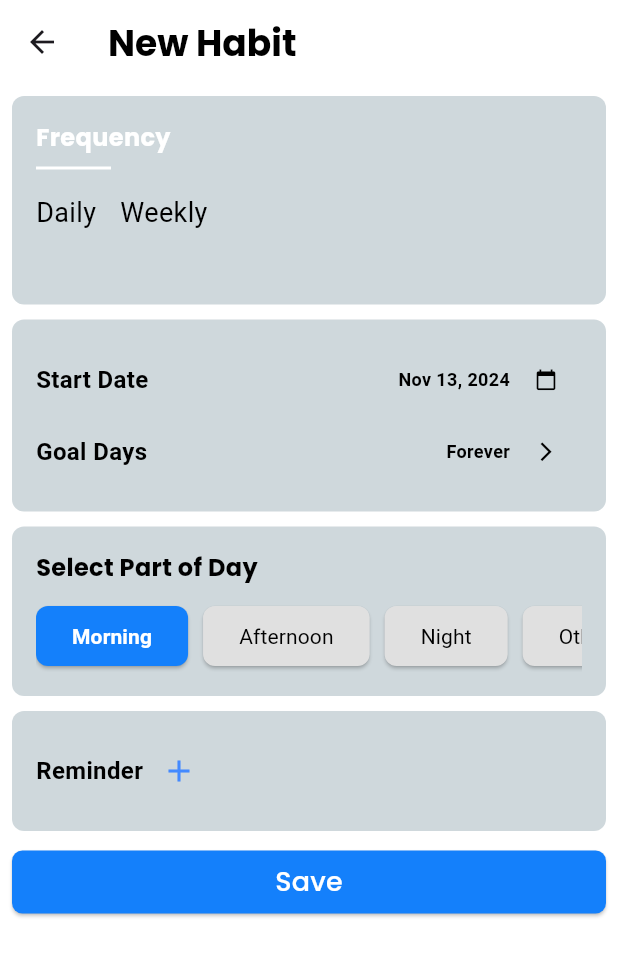
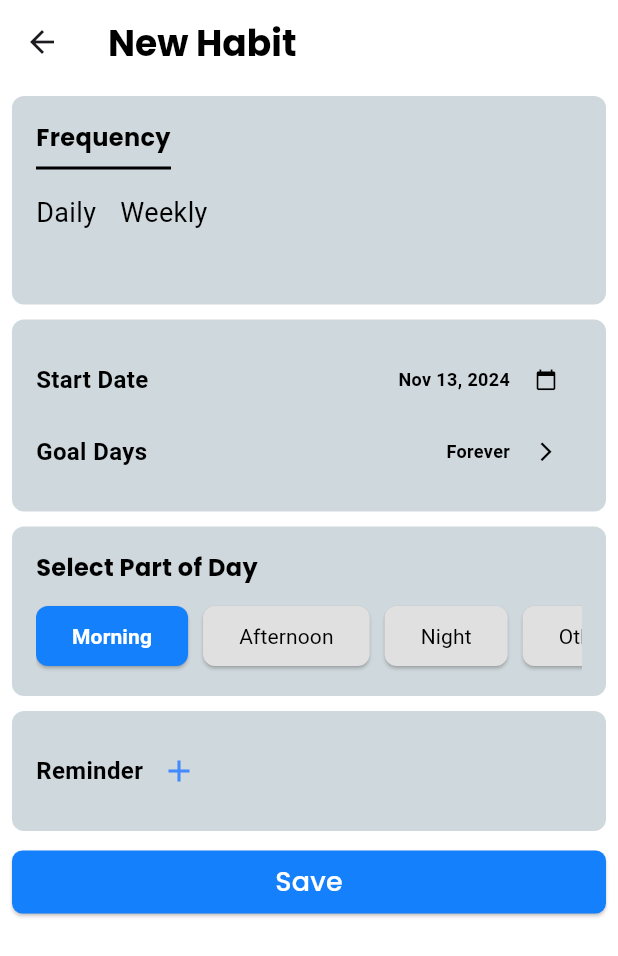
Before and after one commit to Rabeeheee/Track, a Flutter app: the AddHabitReminder screen opened directly with empty values, on a phone screen of 412 x 824 dp. Shown: the top 956 px of the screen. Run offline on Flutter 3.47's test engine with Material 3 defaults, Android fonts, the phone set to English and light mode, and no system bars; our stand-ins replace fl_chart, flutter_local_notifications, font_awesome_flutter, hive, hive_flutter, image_picker and 6 more; missing offline and left inert: iconify_flutter; accounts and stored records are empty.

Commit message:
completed fully

```diff
--- a/lib/pages/widgets/Add_Habit/section_title.dart
+++ b/lib/pages/widgets/Add_Habit/section_title.dart
@@ -25,14 +25,14 @@ class SectionTitleWidget extends StatelessWidget {
             fontSize: 16,
             fontFamily: 'Fonts',
             fontWeight: FontWeight.bold,
-            color: isSelected ? Colors.blue : Colors.white,
+            color: themeProvider.themeData.splashColor,
           ),
         ),
         SizedBox(height: 8),
         Container(
           height: 2,
-          width: 50,
-          color: isSelected ? Colors.blue : Colors.white,
+          width: 90,
+          color: themeProvider.themeData.splashColor,
         ),
       ],
     );
```
Also changed, not shown: 1 other file.
